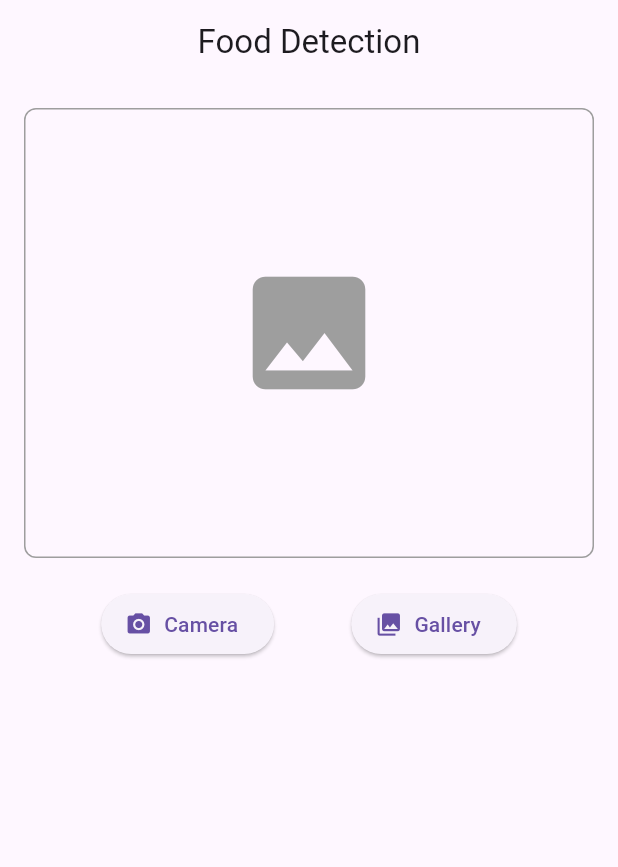
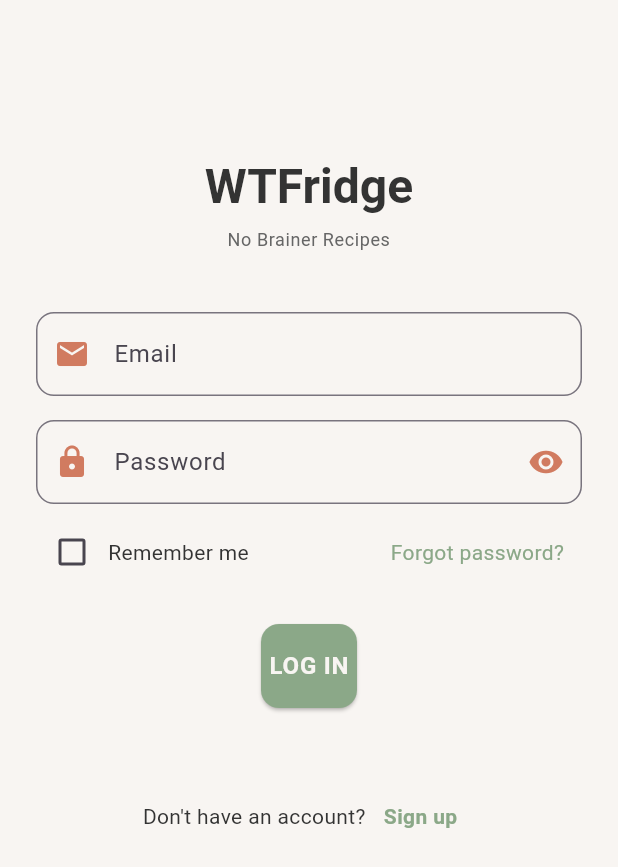
Before and after one commit to khush1yaaar/WTFridge, a Flutter app: the screen it shows after launch, on a phone screen of 412 x 824 dp. Shown: the top 867 px of the screen. Run offline on Flutter 3.47's test engine with Material 3 defaults, Android fonts, the phone set to English and light mode, and no system bars; our stand-ins replace firebase_core, get, image_picker, permission_handler; accounts and stored records are empty.

```diff
--- /dev/null
+++ b/lib/controllers/theme_controller.dart
@@ -0,0 +1,13 @@
+import 'package:flutter/material.dart';
+import 'package:get/get.dart';
+
+class ThemeController extends GetxController {
+  RxBool isDarkTheme = false.obs;
+
+  ThemeMode get themeMode => isDarkTheme.value ? ThemeMode.dark : ThemeMode.light;
+
+  void toggleTheme() {
+    isDarkTheme.value = !isDarkTheme.value;
+    Get.changeThemeMode(themeMode);
+  }
+}
--- a/lib/main.dart
+++ b/lib/main.dart
@@ -1,23 +1,32 @@
-
 import 'package:firebase_core/firebase_core.dart';
 import 'package:flutter/material.dart';
+import 'package:get/get.dart';
+import 'package:wtfridge/controllers/theme_controller.dart';
 import 'package:wtfridge/firebase_options.dart';
-import 'package:wtfridge/screens/image_classify.dart';
+import 'package:wtfridge/screens/image_classify_screen.dart';
+import 'package:wtfridge/screens/login_screen.dart';
+import 'package:wtfridge/themes/themes.dart';
 
 void main() async {
+  WidgetsFlutterBinding.ensureInitialized();
   await Firebase.initializeApp(
     options: DefaultFirebaseOptions.currentPlatform,
   );
+
+  Get.put(ThemeController());
   runApp(const MainApp());
 }
 
 class MainApp extends StatelessWidget {
   const MainApp({super.key});
-
   @override
   Widget build(BuildContext context) {
-    return const MaterialApp(
-      home: ImageClassify(),
+
+    return MaterialApp(
+      theme: CustomTheme.lightTheme,
+      darkTheme: CustomTheme.darkTheme,
+      themeMode: Get.find<ThemeController>().themeMode,
+      home: LoginScreen(),
     );
   }
 }
--- a/lib/screens/image_classify.dart
+++ b/lib/screens/image_classify_screen.dart
@@ -6,14 +6,14 @@ import 'package:permission_handler/permission_handler.dart';
 import 'package:wtfridge/widgets/constants.dart';
 import 'dart:convert';
 
-class ImageClassify extends StatefulWidget {
-  const ImageClassify({super.key});
+class ImageClassifyScreen extends StatefulWidget {
+  const ImageClassifyScreen({super.key});
 
   @override
-  State<ImageClassify> createState() => _ImageClassifyState();
+  State<ImageClassifyScreen> createState() => _ImageClassifyScreenState();
 }
 
-class _ImageClassifyState extends State<ImageClassify> {
+class _ImageClassifyScreenState extends State<ImageClassifyScreen> {
   String? result;
   final ImagePicker _imagePicker = ImagePicker();
   final String apiKey = Constants().apiKey;
--- /dev/null
+++ b/lib/screens/login_screen.dart
@@ -0,0 +1,182 @@
+import 'package:flutter/material.dart';
+// Make sure to import your theme file
+
+class LoginScreen extends StatefulWidget {
+  const LoginScreen({super.key});
+
+  @override
+  State<LoginScreen> createState() => _LoginScreenState();
+}
+
+class _LoginScreenState extends State<LoginScreen> {
+  final _formKey = GlobalKey<FormState>();
+  final _emailController = TextEditingController();
+  final _passwordController = TextEditingController();
+  bool _rememberMe = false;
+  bool _obscurePassword = true;
+
+  @override
+  void dispose() {
+    _emailController.dispose();
+    _passwordController.dispose();
+    super.dispose();
+  }
+
+  @override
+  Widget build(BuildContext context) {
+    return Scaffold(
+      body: SingleChildScrollView(
+        child: Padding(
+          padding: const EdgeInsets.all(24.0),
+          child: Column(
+            crossAxisAlignment: CrossAxisAlignment.stretch,
+            children: [
+              const SizedBox(height: 80),
+              // Logo or App Name
+              Text(
+                'WTFridge',
+                style: Theme.of(context).textTheme.headlineLarge,
+                textAlign: TextAlign.center,
+              ),
+              const SizedBox(height: 8),
+              Text(
+                'No Brainer Recipes',
+                style: Theme.of(context).textTheme.bodySmall,
+                textAlign: TextAlign.center,
+              ),
+              const SizedBox(height: 40),
+
+              // Login Form
+              Form(
+                key: _formKey,
+                child: Column(
+                  children: [
+                    TextFormField(
+                      controller: _emailController,
+                      decoration: InputDecoration(
+                        labelText: 'Email',
+                        prefixIcon: Icon(Icons.email, color: Theme.of(context).iconTheme.color),
+                        border: OutlineInputBorder(
+                          borderRadius: BorderRadius.circular(12),
+                        ),
+                      ),
+                      validator: (value) {
+                        if (value == null || value.isEmpty) {
+                          return 'Please enter your email';
+                        }
+                        if (!value.contains('@')) {
+                          return 'Please enter a valid email';
+                        }
+                        return null;
+                      },
+                    ),
+                    const SizedBox(height: 16),
+                    TextFormField(
+                      controller: _passwordController,
+                      obscureText: _obscurePassword,
+                      decoration: InputDecoration(
+                        labelText: 'Password',
+                        prefixIcon: Icon(Icons.lock, color: Theme.of(context).iconTheme.color),
+                        suffixIcon: IconButton(
+                          icon: Icon(
+                            _obscurePassword ? Icons.visibility : Icons.visibility_off,
+                            color: Theme.of(context).iconTheme.color,
+                          ),
+                          onPressed: () {
+                            setState(() {
+                              _obscurePassword = !_obscurePassword;
+                            });
+                          },
+                        ),
+                        border: OutlineInputBorder(
+                          borderRadius: BorderRadius.circular(12),
+                        ),
+                      ),
+                      validator: (value) {
+                        if (value == null || value.isEmpty) {
+                          return 'Please enter your password';
+                        }
+                        if (value.length < 6) {
+                          return 'Password must be at least 6 characters';
+                        }
+                        return null;
+                      },
+                    ),
+                    const SizedBox(height: 8),
+                    Row(
+                      children: [
+                        Checkbox(
+                          value: _rememberMe,
+                          onChanged: (value) {
+                            setState(() {
+                              _rememberMe = value!;
+                            });
+                          },
+                          activeColor: Theme.of(context).primaryColor,
+                        ),
+                        Text('Remember me', style: Theme.of(context).textTheme.bodyMedium),
+                        const Spacer(),
+                        TextButton(
+                          onPressed: () {
+                            // Forgot password action
+                          },
+                          child: Text(
+                            'Forgot password?',
+                            style: Theme.of(context).textTheme.bodyMedium?.copyWith(
+                              color: Theme.of(context).primaryColor,
+                            ),
+                          ),
+                        ),
+                      ],
+                    ),
+                    const SizedBox(height: 24),
+                    ElevatedButton(
+                      onPressed: () {
+                        if (_formKey.currentState!.validate()) {
+                          // Login action
+                        }
+                      },
+                      style: ElevatedButton.styleFrom(
+                        padding: const EdgeInsets.symmetric(vertical: 16),
+                        shape: RoundedRectangleBorder(
+                          borderRadius: BorderRadius.circular(12),
+                        ),
+                      ),
+                      child: Text('LOG IN', style: Theme.of(context).textTheme.bodyLarge?.copyWith(
+                        color: Theme.of(context).scaffoldBackgroundColor,
+                        fontWeight: FontWeight.bold,
+                      )),
+                    ),
+                    const SizedBox(height: 24),
+                    const SizedBox(height: 24),
+                    Row(
+                      mainAxisAlignment: MainAxisAlignment.center,
+                      children: [
+                        Text(
+                          "Don't have an account?",
+                          style: Theme.of(context).textTheme.bodyMedium,
+                        ),
+                        TextButton(
+                          onPressed: () {
+                            // Navigate to sign up
+                          },
+                          child: Text(
+                            'Sign up',
+                            style: Theme.of(context).textTheme.bodyMedium?.copyWith(
+                              color: Theme.of(context).primaryColor,
+                              fontWeight: FontWeight.bold,
+                            ),
+                          ),
+                        ),
+                      ],
+                    ),
+                  ],
+                ),
+              ),
+            ],
+          ),
+        ),
+      ),
+    );
+  }
+}
--- /dev/null
+++ b/lib/themes/themes.dart
@@ -0,0 +1,98 @@
+import 'package:flutter/material.dart';
+
+
+class CustomTheme {
+  // Light mode colors
+  static const Color _lightDominant = Color(0xFFF8F5F2); // Cream White
+  static const Color _lightSecondary = Color(0xFF8BA888); // Sage Green
+  static const Color _lightAccent = Color(0xFFD17B60); // Terracotta
+  static const Color _lightTextPrimary = Color(0xFF333333); // Dark text
+  static const Color _lightTextSecondary = Color(0xFF666666); // Lighter text
+
+  // Dark mode colors
+  static const Color _darkDominant = Color(0xFF1A1E26); // Dark Charcoal
+  static const Color _darkSecondary = Color(0xFF5E8B7E); // Muted Teal
+  static const Color _darkAccent = Color(0xFFD77A61); // Soft Coral
+  static const Color _darkTextPrimary = Color(0xFFF0F0F0); // Light text
+  static const Color _darkTextSecondary = Color(0xFFCCCCCC); // Slightly dimmed text
+
+  static ThemeData get lightTheme {
+    return ThemeData(
+      primaryColor: _lightSecondary,
+      scaffoldBackgroundColor: _lightDominant,
+      appBarTheme: AppBarTheme(
+        backgroundColor: _lightDominant,
+        titleTextStyle: TextStyle(
+          color: _lightTextPrimary,
+          fontWeight: FontWeight.bold,
+          fontSize: 20,
+        ),
+        iconTheme: IconThemeData(color: _lightSecondary),
+      ),
+      textTheme: TextTheme(
+        headlineLarge: TextStyle(
+          color: _lightTextPrimary,
+          fontWeight: FontWeight.bold,
+        ),
+        headlineMedium: TextStyle(
+          color: _lightTextPrimary,
+          fontWeight: FontWeight.bold,
+        ),
+        bodyLarge: TextStyle(color: _lightTextPrimary),
+        bodyMedium: TextStyle(color: _lightTextPrimary),
+        bodySmall: TextStyle(color: _lightTextSecondary),
+      ),
+      elevatedButtonTheme: ElevatedButtonThemeData(
+        style: ElevatedButton.styleFrom(
+          backgroundColor: _lightSecondary,
+          foregroundColor: _lightDominant,
+        ),
+      ),
+      iconTheme: IconThemeData(color: _lightAccent),
+      floatingActionButtonTheme: FloatingActionButtonThemeData(
+        backgroundColor: _lightAccent,
+        foregroundColor: _lightDominant,
+      ),
+    );
+  }
+
+  static ThemeData get darkTheme {
+    return ThemeData(
+      primaryColor: _darkSecondary,
+      scaffoldBackgroundColor: _darkDominant,
+      appBarTheme: AppBarTheme(
+        backgroundColor: _darkDominant,
+        titleTextStyle: TextStyle(
+          color: _darkTextPrimary,
+          fontWeight: FontWeight.bold,
+          fontSize: 20,
+        ),
+        iconTheme: IconThemeData(color: _darkSecondary),
+      ),
+      textTheme: TextTheme(
+        headlineLarge: TextStyle(
+          color: _darkTextPrimary,
+          fontWeight: FontWeight.bold,
+        ),
+        headlineMedium: TextStyle(
+          color: _darkTextPrimary,
+          fontWeight: FontWeight.bold,
+        ),
+        bodyLarge: TextStyle(color: _darkTextPrimary),
+        bodyMedium: TextStyle(color: _darkTextPrimary),
+        bodySmall: TextStyle(color: _darkTextSecondary),
+      ),
+      elevatedButtonTheme: ElevatedButtonThemeData(
+        style: ElevatedButton.styleFrom(
+          backgroundColor: _darkSecondary,
+          foregroundColor: _darkDominant,
+        ),
+      ),
+      iconTheme: IconThemeData(color: _darkAccent),
+      floatingActionButtonTheme: FloatingActionButtonThemeData(
+        backgroundColor: _darkAccent,
+        foregroundColor: _darkDominant,
+      ),
+    );
+  }
+}
--- a/pubspec.yaml
+++ b/pubspec.yaml
@@ -14,6 +14,7 @@ dependencies:
   http: ^1.3.0
   permission_handler: ^12.0.0+1
   firebase_core: ^3.13.0
+  get: ^4.7.2
 
 dev_dependencies:
   flutter_test:
```
Also changed, not shown: lib/screens/signup_screen.dart (added), pubspec.lock.
